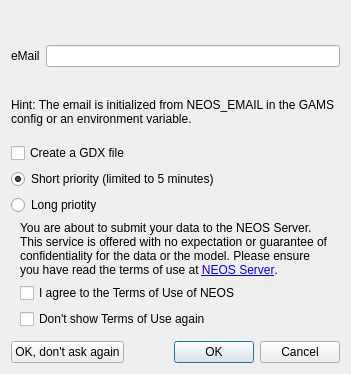
Before: the Qt Designer form src/neos/neosstartdialog.ui in GAMS-dev/studio, drawn with Qt 5.
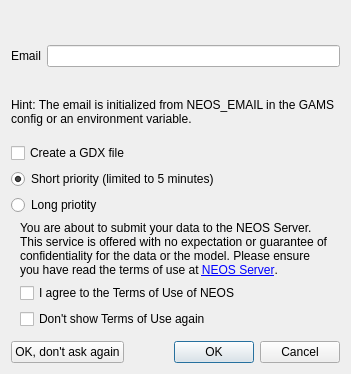
After: the same form once the commit is applied. Icons and pictures are not drawn.

```diff
--- a/src/neos/neosstartdialog.ui
+++ b/src/neos/neosstartdialog.ui
@@ -66,7 +66,7 @@
          <item>
           <widget class="QLabel" name="laEmail">
            <property name="text">
-            <string>eMail</string>
+            <string>Email</string>
            </property>
           </widget>
          </item>
```
